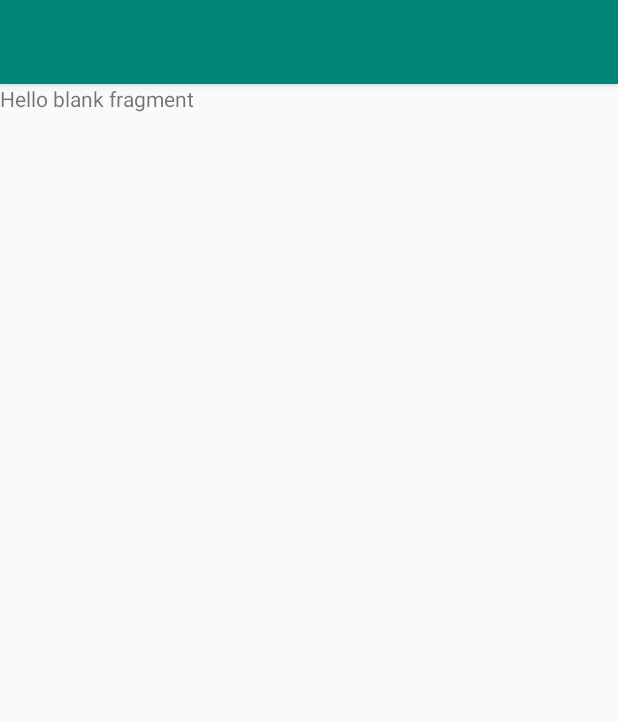
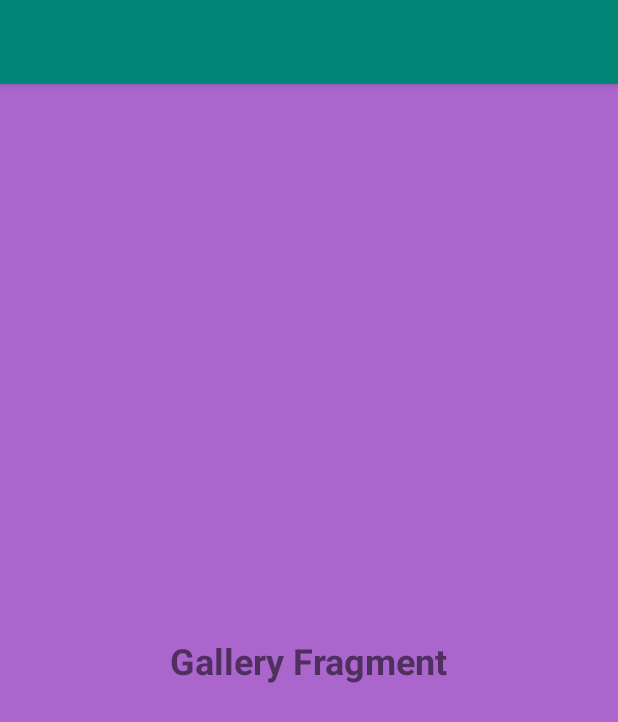
Before and after one commit to HasanKarasahin/fragments-with-navigator, an Android app: the fragment BackGalleryFragment shown on its own in the app's theme, on a phone screen of 412 x 824 dp. Shown: the top 722 px of the screen. Run offline under Robolectric (Android 15) with nearby library versions, the phone set to English and light mode, and no system bars.

Commit message:
update BackFragments

```diff
--- a/app/src/main/java/Fragments/BackHomeFragment.java
+++ b/app/src/main/java/Fragments/BackHomeFragment.java
@@ -18,6 +18,6 @@ public class BackHomeFragment extends ABack_Fragment {
                              Bundle savedInstanceState) {
         // Inflate the layout for this fragment
         config(getActivity());
-        return inflater.inflate(R.layout.fragment_home, container, false);
+        return inflater.inflate(R.layout.fragment_back_home, container, false);
     }
 }
--- a/app/src/main/res/layout/fragment_back_gallery.xml
+++ b/app/src/main/res/layout/fragment_back_gallery.xml
@@ -1,13 +1,25 @@
-<FrameLayout xmlns:android="http://schemas.android.com/apk/res/android"
+<android.support.constraint.ConstraintLayout xmlns:android="http://schemas.android.com/apk/res/android"
+    xmlns:app="http://schemas.android.com/apk/res-auto"
     xmlns:tools="http://schemas.android.com/tools"
     android:layout_width="match_parent"
     android:layout_height="match_parent"
+    android:background="@android:color/holo_purple"
     tools:context="Fragments.BackGalleryFragment">
 
     <!-- TODO: Update blank fragment layout -->
     <TextView
-        android:layout_width="match_parent"
-        android:layout_height="match_parent"
-        android:text="@string/hello_blank_fragment" />
+        android:layout_width="wrap_content"
+        android:layout_height="wrap_content"
+        android:layout_marginStart="8dp"
+        android:layout_marginTop="8dp"
+        android:layout_marginEnd="8dp"
+        android:layout_marginBottom="8dp"
+        android:text="@string/gallery_fragment"
+        android:textSize="24sp"
+        android:textStyle="bold"
+        app:layout_constraintBottom_toBottomOf="parent"
+        app:layout_constraintEnd_toEndOf="parent"
+        app:layout_constraintStart_toStartOf="parent"
+        app:layout_constraintTop_toTopOf="parent" />
 
-</FrameLayout>
+</android.support.constraint.ConstraintLayout>
--- a/app/src/main/res/values/strings.xml
+++ b/app/src/main/res/values/strings.xml
@@ -13,6 +13,10 @@
     <string name="login_fragment">Login Fragment</string>
 
     <string name="home_fragment">Home Fragment</string>
+    <string name="gallery_fragment">Gallery Fragment</string>
+    <string name="slideshow_fragment">Slideshow Fragment</string>
+    <string name="tools_fragment">Tools Fragment</string>
+    <string name="import_fragment">Import Fragment</string>
 
     <!-- TODO: Remove or change this placeholder text -->
     <string name="hello_blank_fragment">Hello blank fragment</string>
```
Also changed, not shown: app/src/main/res/drawable/ic_menu_home.xml (added, +9 -0 lines), app/src/main/res/layout/fragment_back_import.xml (+17 -5 lines), app/src/main/res/layout/fragment_back_slideshow.xml (+17 -5 lines), app/src/main/res/layout/fragment_back_tools.xml (+17 -5 lines), app/src/main/res/menu/activity_main_drawer.xml (+4 -13 lines), app/src/main/res/layout/fragment_back_home.xml (renamed from app/src/main/res/layout/fragment_home.xml).
